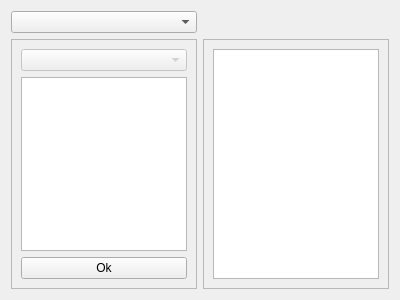
The window that comments.ui (caronnee/pdfeditor) describes before a commit, drawn with Qt 5.
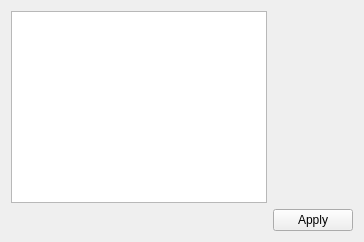
The same window after the commit. Custom widgets are drawn as their Qt base class.

```diff
--- a/comments.ui
+++ b/comments.ui
@@ -2,73 +2,33 @@
 <ui version="4.0">
  <class>Comments</class>
  <widget class="QWidget" name="Comments">
-  <property name="geometry">
-   <rect>
-    <x>0</x>
-    <y>0</y>
-    <width>400</width>
-    <height>300</height>
-   </rect>
-  </property>
-  <property name="minimumSize">
-   <size>
-    <width>400</width>
-    <height>300</height>
-   </size>
-  </property>
   <property name="windowTitle">
    <string>Add Annotation</string>
   </property>
   <layout class="QGridLayout" name="gridLayout">
-   <item row="0" column="0">
-    <widget class="QComboBox" name="annotType"/>
+   <item row="1" column="0" rowspan="2">
+    <widget class="QPlainTextEdit" name="content"/>
    </item>
-   <item row="1" column="0">
-    <widget class="QFrame" name="frame">
-     <property name="frameShape">
-      <enum>QFrame::StyledPanel</enum>
+   <item row="5" column="2">
+    <widget class="QPushButton" name="apply">
+     <property name="text">
+      <string>Apply</string>
      </property>
-     <property name="frameShadow">
-      <enum>QFrame::Raised</enum>
-     </property>
-     <layout class="QVBoxLayout" name="verticalLayout">
-      <item>
-       <widget class="QComboBox" name="annotLinkStyle">
-        <property name="enabled">
-         <bool>false</bool>
-        </property>
-       </widget>
-      </item>
-      <item>
-       <widget class="QPlainTextEdit" name="text"/>
-      </item>
-      <item>
-       <widget class="QPushButton" name="apply">
-        <property name="text">
-         <string>Ok</string>
-        </property>
-       </widget>
-      </item>
-     </layout>
     </widget>
    </item>
-   <item row="1" column="1">
-    <widget class="QFrame" name="frame_2">
-     <property name="frameShape">
-      <enum>QFrame::StyledPanel</enum>
-     </property>
-     <property name="frameShadow">
-      <enum>QFrame::Raised</enum>
-     </property>
-     <layout class="QVBoxLayout" name="verticalLayout_2">
-      <item>
-       <widget class="QPlainTextEdit" name="plainTextEdit"/>
-      </item>
-     </layout>
-    </widget>
+   <item row="2" column="2">
+    <widget class="ColorPicker" name="hColor" native="true"/>
    </item>
   </layout>
  </widget>
+ <customwidgets>
+  <customwidget>
+   <class>ColorPicker</class>
+   <extends>QWidget</extends>
+   <header>colorpicker.h</header>
+   <container>1</container>
+  </customwidget>
+ </customwidgets>
  <resources/>
  <connections>
   <connection>
```
Left out of the diff: 16 changed lines with no effect on the pictures.
